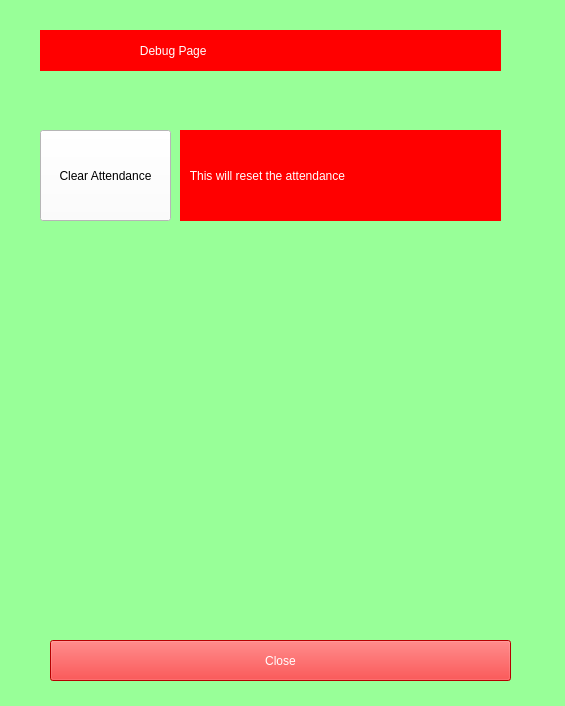
francisganapin/Employee_Login, file main.ui: the form before one commit.
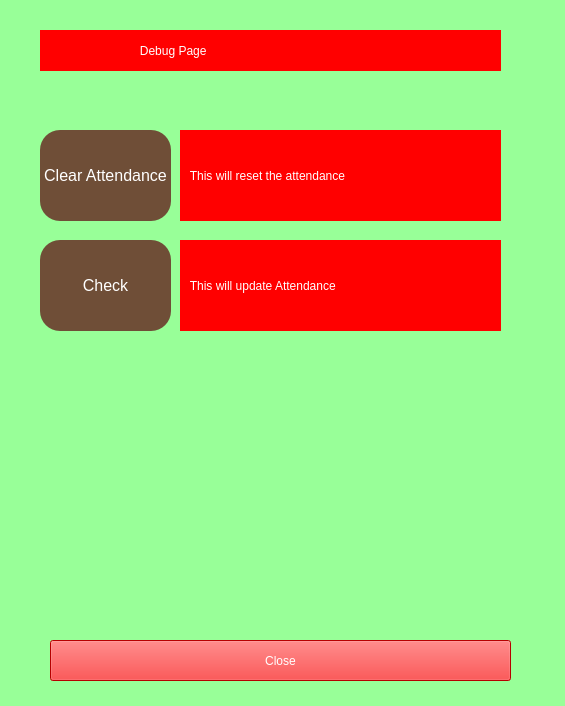
The form after the commit. The open tabs and pages were chosen to show the change.

Patch:
```diff
--- a/main.ui
+++ b/main.ui
@@ -585,7 +585,17 @@
       </rect>
      </property>
      <property name="styleSheet">
-      <string notr="true">background-color:white</string>
+      <string notr="true">QPushButton {
+    background-color: #6F4E37;
+    border-radius: 20px;
+    font-family: &quot;Segoe UI&quot;;
+    font-size: 12pt;
+    color: white;
+}
+QPushButton:hover {
+    background-color: #2980b9;
+}
+</string>
      </property>
      <property name="text">
       <string>Clear Attendance</string>
@@ -628,6 +638,53 @@
       <string>Close</string>
      </property>
     </widget>
+    <widget class="QLabel" name="label_38">
+     <property name="geometry">
+      <rect>
+       <x>180</x>
+       <y>240</y>
+       <width>321</width>
+       <height>91</height>
+      </rect>
+     </property>
+     <property name="styleSheet">
+      <string notr="true">Background-color:red;
+color:white;
+font: 16pt &quot;MS Shell Dlg 2&quot;;</string>
+     </property>
+     <property name="text">
+      <string>   This will update Attendance</string>
+     </property>
+    </widget>
+    <widget class="QPushButton" name="clear_attendance_bt_2">
+     <property name="enabled">
+      <bool>true</bool>
+     </property>
+     <property name="geometry">
+      <rect>
+       <x>40</x>
+       <y>240</y>
+       <width>131</width>
+       <height>91</height>
+      </rect>
+     </property>
+     <property name="styleSheet">
+      <string notr="true">QPushButton {
+    background-color: #6F4E37;
+    border-radius: 20px;
+    font-family: &quot;Segoe UI&quot;;
+    font-size: 12pt;
+    color: white;
+}
+QPushButton:hover {
+    background-color: #2980b9;
+}
+</string>
+     </property>
+     <property name="text">
+      <string>Check</string>
+     </property>
+    </widget>
    </widget>
   </widget>
  </widget>
```
Left out of the diff: 150 changed lines with no effect on the pictures.
